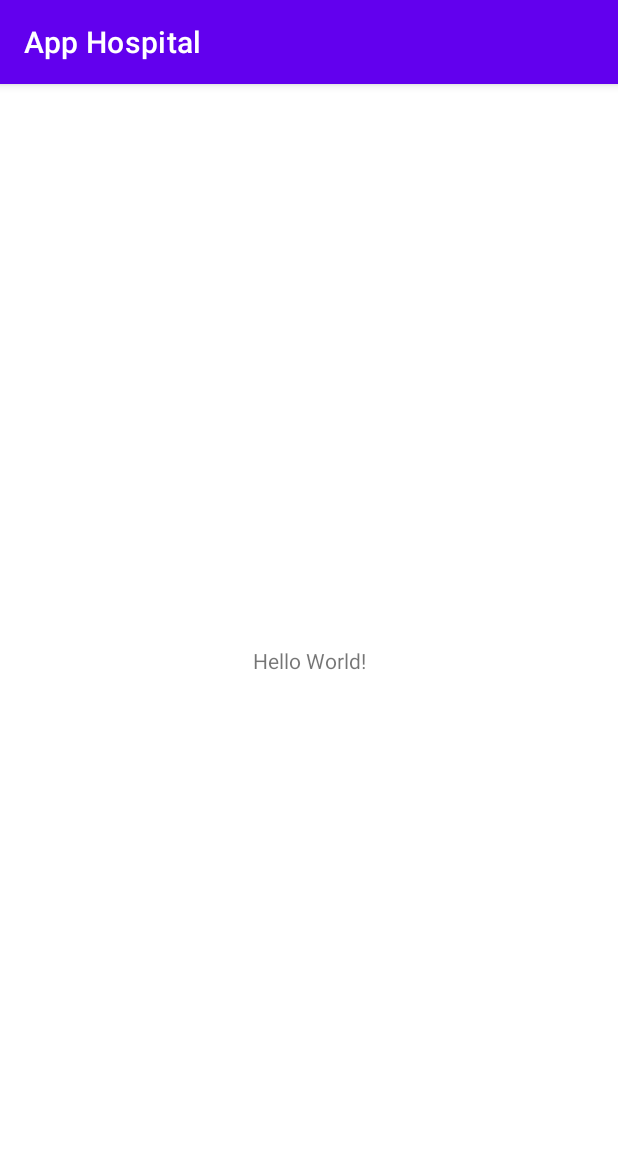
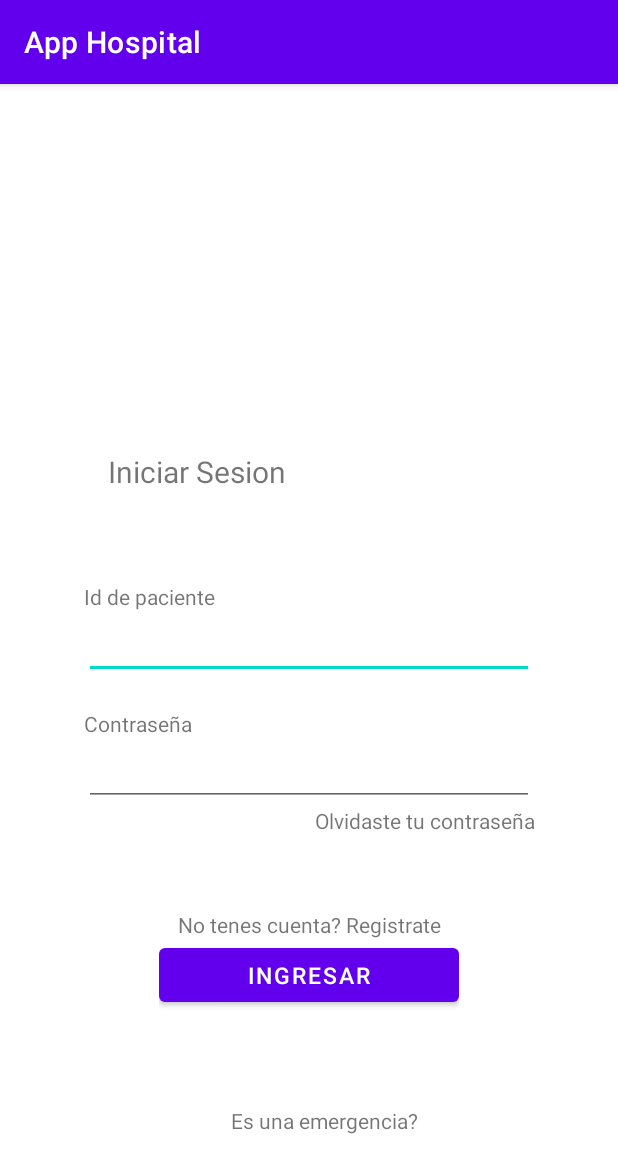
Before and after one commit to Nachoferra1894/App-hospital2, an Android app: the screen it shows after launch (MainActivity), on a phone screen of 412 x 824 dp. Shown: the top 1173 px of the screen. Run offline under Robolectric (Android 15) with nearby library versions, the phone set to English and light mode, and no system bars.

Commit message:
Xml created

```diff
--- a/app/build.gradle
+++ b/app/build.gradle
@@ -1,6 +1,7 @@
 plugins {
     id 'com.android.application'
     id 'kotlin-android'
+    id 'com.google.gms.google-services'
 }
 
 android {
@@ -39,7 +40,11 @@ dependencies {
     implementation 'androidx.appcompat:appcompat:1.2.0'
     implementation 'com.google.android.material:material:1.2.1'
     implementation 'androidx.constraintlayout:constraintlayout:2.0.4'
+    implementation 'com.google.firebase:firebase-auth:20.0.2'
     testImplementation 'junit:junit:4.+'
     androidTestImplementation 'androidx.test.ext:junit:1.1.2'
     androidTestImplementation 'androidx.test.espresso:espresso-core:3.3.0'
+    apply plugin: 'com.android.application'
+    apply plugin: 'kotlin-android'
+    apply plugin: 'kotlin-android-extensions'
 }
--- a/app/src/main/java/com/example/apphospital/MainActivity.kt
+++ b/app/src/main/java/com/example/apphospital/MainActivity.kt
@@ -2,10 +2,13 @@ package com.example.apphospital
 
 import androidx.appcompat.app.AppCompatActivity
 import android.os.Bundle
+import kotlinx.android.synthetic.main.activity_main.*
 
 class MainActivity : AppCompatActivity() {
     override fun onCreate(savedInstanceState: Bundle?) {
         super.onCreate(savedInstanceState)
         setContentView(R.layout.activity_main)
+
+
     }
 }
--- a/app/src/main/res/layout/activity_main.xml
+++ b/app/src/main/res/layout/activity_main.xml
@@ -1,18 +1,148 @@
 <?xml version="1.0" encoding="utf-8"?>
-<androidx.constraintlayout.widget.ConstraintLayout xmlns:android="http://schemas.android.com/apk/res/android"
+<LinearLayout xmlns:android="http://schemas.android.com/apk/res/android"
     xmlns:app="http://schemas.android.com/apk/res-auto"
     xmlns:tools="http://schemas.android.com/tools"
     android:layout_width="match_parent"
     android:layout_height="match_parent"
+    android:orientation="vertical"
     tools:context=".MainActivity">
 
-    <TextView
-        android:layout_width="wrap_content"
-        android:layout_height="wrap_content"
-        android:text="Hello World!"
-        app:layout_constraintBottom_toBottomOf="parent"
-        app:layout_constraintLeft_toLeftOf="parent"
-        app:layout_constraintRight_toRightOf="parent"
-        app:layout_constraintTop_toTopOf="parent" />
+    <LinearLayout
+        android:layout_width="match_parent"
+        android:layout_height="100dp"
+        android:orientation="horizontal"></LinearLayout>
 
-</androidx.constraintlayout.widget.ConstraintLayout>
+    <ImageView
+        android:id="@+id/imageView2"
+        android:layout_width="match_parent"
+        android:layout_height="100dp" />
+
+    <androidx.constraintlayout.widget.ConstraintLayout
+        android:layout_width="match_parent"
+        android:layout_height="match_parent">
+
+        <LinearLayout
+            android:id="@+id/linearLayout2"
+            android:layout_width="wrap_content"
+            android:layout_height="wrap_content"
+            android:orientation="vertical"
+            app:layout_constraintBottom_toBottomOf="parent"
+            app:layout_constraintEnd_toEndOf="parent"
+            app:layout_constraintHorizontal_bias=".5"
+            app:layout_constraintStart_toStartOf="parent"
+            app:layout_constraintTop_toBottomOf="@+id/linearLayout"
+            app:layout_constraintVertical_bias="0.25">
+
+            <TextView
+                android:id="@+id/login_txt_register"
+                android:layout_width="match_parent"
+                android:layout_height="wrap_content"
+                android:gravity="center"
+                android:text="No tenes cuenta? Registrate" />
+
+            <Button
+                android:id="@+id/login_btn_login"
+                android:layout_width="200dp"
+                android:layout_height="wrap_content"
+                android:text="Ingresar"
+                android:textSize="15dp" />
+        </LinearLayout>
+
+        <LinearLayout
+            android:id="@+id/linearLayout"
+            android:layout_width="wrap_content"
+            android:layout_height="wrap_content"
+            android:orientation="vertical"
+            app:layout_constraintBottom_toBottomOf="parent"
+            app:layout_constraintEnd_toEndOf="parent"
+            app:layout_constraintStart_toStartOf="parent"
+            app:layout_constraintTop_toTopOf="parent"
+            app:layout_constraintVertical_bias="0.32999998">
+
+            <LinearLayout
+                android:layout_width="match_parent"
+                android:layout_height="match_parent"
+                android:orientation="vertical">
+
+                <TextView
+                    android:layout_width="wrap_content"
+                    android:layout_height="wrap_content"
+                    android:text="Id de paciente"></TextView>
+
+                <EditText
+                    android:id="@+id/login_edtxt_id"
+                    android:layout_width="300dp"
+                    android:layout_height="wrap_content"></EditText>
+
+            </LinearLayout>
+
+            <LinearLayout
+                android:layout_width="wrap_content"
+                android:layout_height="wrap_content"
+                android:layout_marginTop="20dp"
+                android:orientation="vertical">
+
+                <TextView
+                    android:layout_width="wrap_content"
+                    android:layout_height="wrap_content"
+                    android:text="Contraseña"></TextView>
+
+                <EditText
+                    android:id="@+id/login_edtxt_password"
+                    android:layout_width="300dp"
+                    android:layout_height="wrap_content"></EditText>
+
+            </LinearLayout>
+
+            <TextView
+                android:id="@+id/login_txt_forget"
+                android:layout_width="match_parent"
+                android:layout_height="wrap_content"
+                android:gravity="right"
+                android:text="Olvidaste tu contraseña" />
+        </LinearLayout>
+
+        <TextView
+            android:id="@+id/textView2"
+            android:layout_width="wrap_content"
+            android:layout_height="wrap_content"
+            android:layout_marginEnd="150dp"
+            android:layout_marginBottom="60dp"
+            android:text="Iniciar Sesion"
+            android:textSize="20dp"
+            app:layout_constraintBottom_toTopOf="@+id/linearLayout"
+            app:layout_constraintEnd_toEndOf="parent"
+            app:layout_constraintStart_toStartOf="parent" />
+
+        <LinearLayout
+            android:layout_width="wrap_content"
+            android:layout_height="wrap_content"
+            android:orientation="horizontal"
+            app:layout_constraintBottom_toBottomOf="parent"
+            app:layout_constraintEnd_toEndOf="parent"
+            app:layout_constraintStart_toStartOf="parent"
+            app:layout_constraintTop_toBottomOf="@+id/linearLayout2">
+
+            <ImageView
+                android:id="@+id/imageView3"
+                android:layout_width="wrap_content"
+                android:layout_height="wrap_content"
+                android:layout_weight="1"
+                app:srcCompat="@android:drawable/stat_notify_error"
+                tools:srcCompat="@android:drawable/stat_sys_warning" />
+
+            <TextView
+                android:id="@+id/login_txt_emergency"
+                android:layout_width="wrap_content"
+                android:layout_height="wrap_content"
+                android:text="Es una emergencia?
+"
+                app:layout_constraintBottom_toBottomOf="parent"
+                app:layout_constraintEnd_toEndOf="parent"
+                app:layout_constraintStart_toStartOf="parent"
+                app:layout_constraintTop_toBottomOf="@+id/linearLayout2" />
+        </LinearLayout>
+
+    </androidx.constraintlayout.widget.ConstraintLayout>
+
+</LinearLayout>
--- a/build.gradle
+++ b/build.gradle
@@ -8,6 +8,7 @@ buildscript {
     dependencies {
         classpath "com.android.tools.build:gradle:4.1.2"
         classpath "org.jetbrains.kotlin:kotlin-gradle-plugin:$kotlin_version"
+        classpath 'com.google.gms:google-services:4.3.4'
 
         // NOTE: Do not place your application dependencies here; they belong
         // in the individual module build.gradle files
```
Also changed, not shown: 1 other file.
